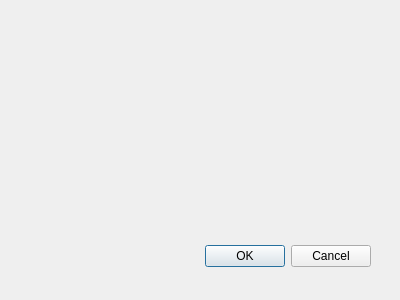
piti-diablotin/homecapt, file locationmaker.ui: the form before one commit.
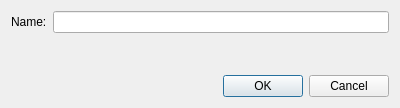
The form after the commit.

Commit message: Create location

```diff
--- a/locationmaker.ui
+++ b/locationmaker.ui
@@ -7,21 +7,42 @@
     <x>0</x>
     <y>0</y>
     <width>400</width>
-    <height>300</height>
+    <height>108</height>
    </rect>
   </property>
   <property name="windowTitle">
    <string>Make Location</string>
   </property>
+  <layout class="QVBoxLayout" name="verticalLayout">
+   <item>
+    <layout class="QFormLayout" name="formLayout">
+     <item row="0" column="1">
+      <widget class="QLineEdit" name="name"/>
+     </item>
+     <item row="0" column="0">
+      <widget class="QLabel" name="label">
+       <property name="text">
+        <string>Name:</string>
+       </property>
+      </widget>
+     </item>
+    </layout>
+   </item>
+   <item>
+    <widget class="QLabel" name="info">
+     <property name="text">
+      <string/>
+     </property>
+     <property name="alignment">
+      <set>Qt::AlignCenter</set>
+     </property>
+     <property name="wordWrap">
+      <bool>true</bool>
+     </property>
+    </widget>
+   </item>
+   <item>
   <widget class="QDialogButtonBox" name="buttonBox">
-   <property name="geometry">
-    <rect>
-     <x>30</x>
-     <y>240</y>
-     <width>341</width>
-     <height>32</height>
-    </rect>
-   </property>
    <property name="orientation">
     <enum>Qt::Horizontal</enum>
    </property>
@@ -29,6 +50,8 @@
     <set>QDialogButtonBox::Cancel|QDialogButtonBox::Ok</set>
    </property>
   </widget>
+   </item>
+  </layout>
  </widget>
  <resources/>
  <connections>
```
Left out of the diff: 16 changed lines with no effect on the pictures. Lines whose indentation alone changed are shown as unchanged. The commit also changes 2 other files.
